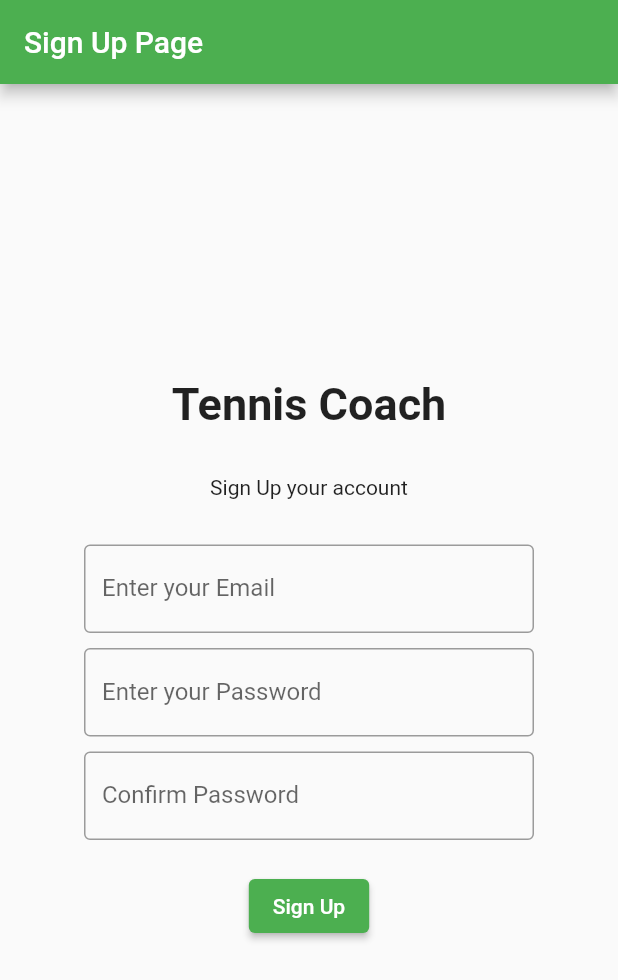
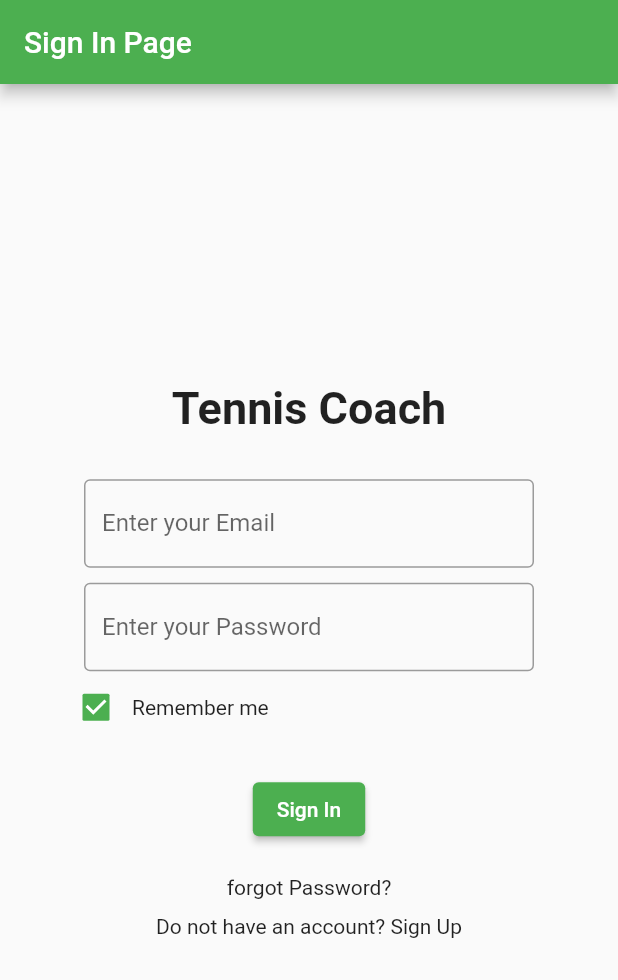
Before and after one commit to Dekpfastatt/coachtennis, a Flutter app: the screen it shows after launch, on a phone screen of 412 x 824 dp. Shown: the top 980 px of the screen. Run offline on Flutter 3.47's test engine with Material 2 defaults, Android fonts, the phone set to English and light mode, and no system bars; our stand-ins replace introduction_screen.

```diff
--- a/lib/coach/login/signin.dart
+++ b/lib/coach/login/signin.dart
@@ -0,0 +1,100 @@
+import 'dart:ui';
+
+import 'package:coachtennis/coach/login/passwordreset.dart';
+import 'package:coachtennis/main.dart';
+import 'package:flutter/material.dart';
+
+import 'signup.dart';
+
+class SignIn extends StatelessWidget {
+  const SignIn({Key? key}) : super(key: key);
+
+  @override
+  Widget build(BuildContext context) {
+    return Scaffold(
+      appBar: AppBar(
+        title: const Text("Sign In Page"),
+      ),
+      body: Center(
+        child: Column(
+          mainAxisAlignment: MainAxisAlignment.center,
+          children: [
+            const Text(
+              "Tennis Coach",
+              style: TextStyle(fontSize: 30, fontWeight: FontWeight.bold),
+            ),
+            const SizedBox(height: 30),
+            Container(
+              width: 300,
+              child: const TextField(
+                decoration: InputDecoration(
+                    labelText: "Enter your Email",
+                    hintText: "Email address",
+                    border: OutlineInputBorder()),
+                autofocus: false,
+              ),
+            ),
+            const SizedBox(height: 10),
+            Container(
+              width: 300,
+              child: const TextField(
+                decoration: InputDecoration(
+                    labelText: "Enter your Password",
+                    hintText: "Password",
+                    border: OutlineInputBorder()),
+                autofocus: false,
+              ),
+            ),
+            Row(
+              mainAxisAlignment: MainAxisAlignment.start,
+              //crossAxisAlignment: CrossAxisAlignment.center,
+              children: [
+                Container(
+                  //width: 300,
+                  margin: const EdgeInsets.only(left: 40),
+                  child: Checkbox(
+                    value: true,
+                    activeColor: Colors.green,
+                    onChanged: (value) {},
+                  ),
+                ),
+                Container(
+                  child: const Text('Remember me',
+                      textDirection: TextDirection.ltr,
+                      textAlign: TextAlign.left),
+                ),
+              ],
+            ),
+            const SizedBox(height: 20),
+            ElevatedButton(
+              onPressed: () {},
+              child: const Text("Sign In"),
+              style: ElevatedButton.styleFrom(
+                primary: Colors.green,
+                onPrimary: Colors.white,
+              ),
+            ),
+            const SizedBox(height: 20),
+            InkWell(
+              child: const Text('forgot Password?'),
+              onTap: () {
+                Navigator.of(context).push(
+                  MaterialPageRoute(builder: (_) => PasswordReset()),
+                );
+              },
+            ),
+            const SizedBox(height: 10),
+            InkWell(
+              child: const Text('Do not have an account? Sign Up'),
+              onTap: () {
+                Navigator.of(context).push(
+                  MaterialPageRoute(builder: (_) => SignUp()),
+                );
+              },
+            ),
+          ],
+        ),
+      ),
+    );
+  }
+}
--- a/lib/main.dart
+++ b/lib/main.dart
@@ -2,6 +2,7 @@ import 'package:flutter/material.dart';
 import 'package:flutter/foundation.dart';
 import 'package:introduction_screen/introduction_screen.dart';
 
+import 'coach/login/signin.dart';
 import 'coach/login/signup.dart';
 
 void main() {
@@ -20,7 +21,7 @@ class MyApp extends StatelessWidget {
       theme: ThemeData(
         primarySwatch: Colors.green,
       ),
-      home: const SignUp(),
+      home: const SignIn(),
     );
   }
 }
```
Also changed, not shown: lib/coach/login/passwordreset.dart (+49 -0 lines), 1 other file.
